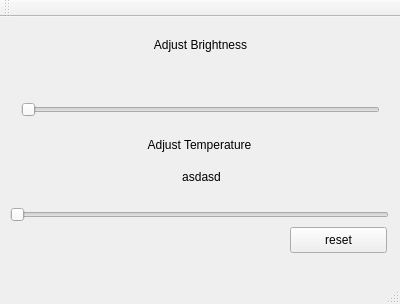
Old version of the form mainwindow.ui in the repository PrasadG193/Twilight_for_linux.
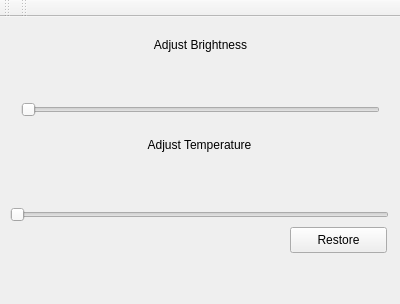
New version of the form.

```diff
--- a/mainwindow.ui
+++ b/mainwindow.ui
@@ -98,7 +98,7 @@
      </rect>
     </property>
     <property name="text">
-     <string>asdasd</string>
+     <string/>
     </property>
     <property name="alignment">
      <set>Qt::AlignCenter</set>
@@ -114,7 +114,7 @@
      </rect>
     </property>
     <property name="text">
-     <string>reset</string>
+     <string>Restore</string>
     </property>
    </widget>
   </widget>
@@ -136,7 +136,17 @@
     <bool>false</bool>
    </attribute>
   </widget>
-  <widget class="QStatusBar" name="statusBar"/>
+  <widget class="QToolBar" name="toolBar">
+   <property name="windowTitle">
+    <string>toolBar</string>
+   </property>
+   <attribute name="toolBarArea">
+    <enum>TopToolBarArea</enum>
+   </attribute>
+   <attribute name="toolBarBreak">
+    <bool>false</bool>
+   </attribute>
+  </widget>
  </widget>
  <layoutdefault spacing="6" margin="11"/>
  <resources/>
```
Left out of the diff: 2 changed lines with no effect on the pictures.
